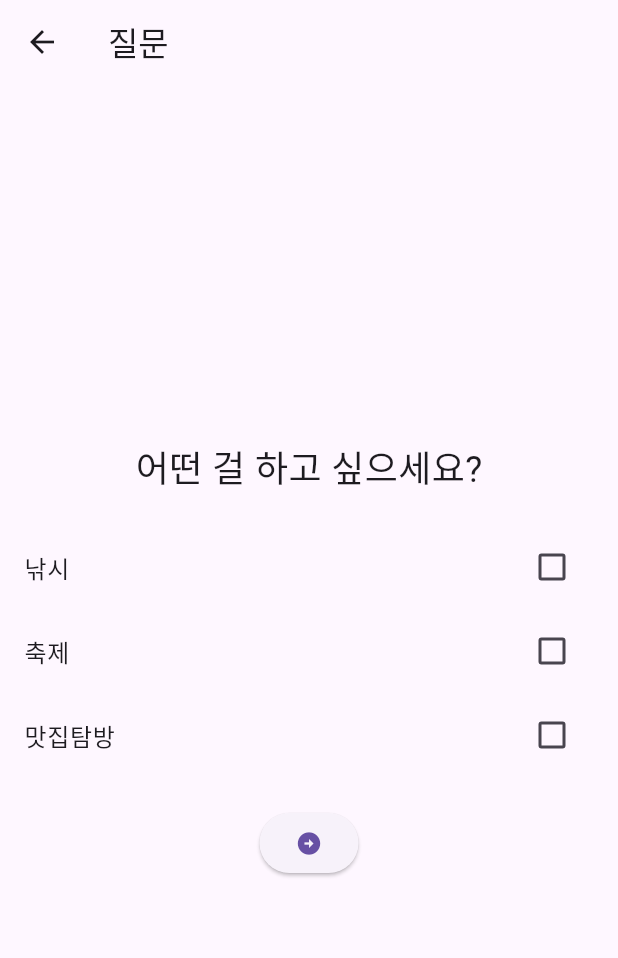
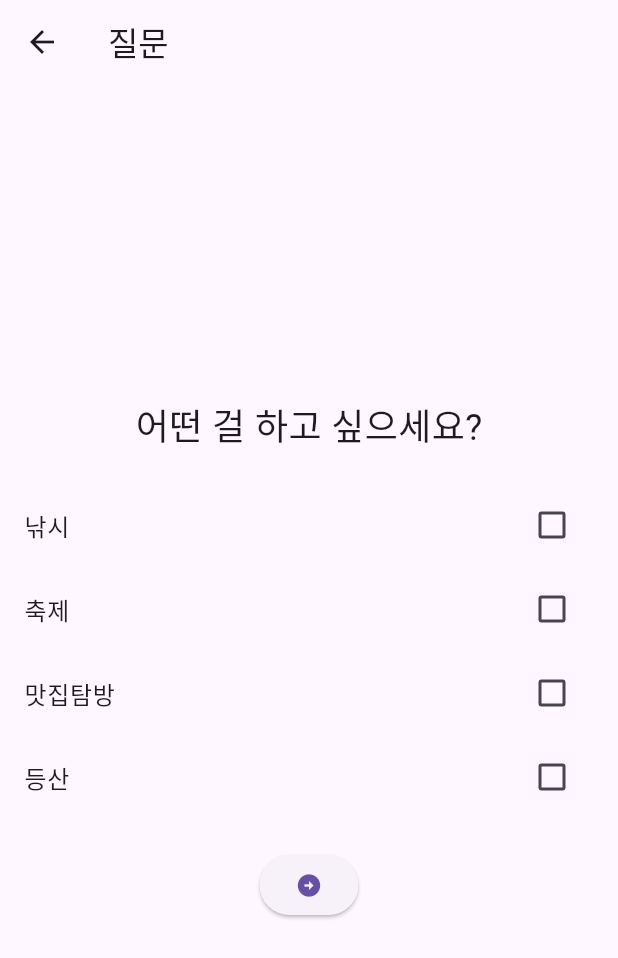
Before and after one commit to kissthedata/camping, a Flutter app: the QuestionScreen screen opened directly, on a phone screen of 412 x 824 dp. Shown: the top 958 px of the screen. Run offline on Flutter 3.47's test engine with Material 3 defaults, Android fonts, the phone set to English and light mode, and no system bars; missing offline and left inert: flutter_naver_map.

Commit message:
add option

```diff
--- a/lib/question_screen.dart
+++ b/lib/question_screen.dart
@@ -63,6 +63,19 @@ class _QuestionScreenState extends State<QuestionScreen> {
                 });
               },
             ),
+            CheckboxListTile(
+              title: const Text('등산'),
+              value: selectedAnswers.contains('등산'),
+              onChanged: (value) {
+                setState(() {
+                  if (value!) {
+                    selectedAnswers.add('등산');
+                  } else {
+                    selectedAnswers.remove('등산');
+                  }
+                });
+              },
+            ),
             const SizedBox(height: 20),
             ElevatedButton(
               onPressed: () {
```
